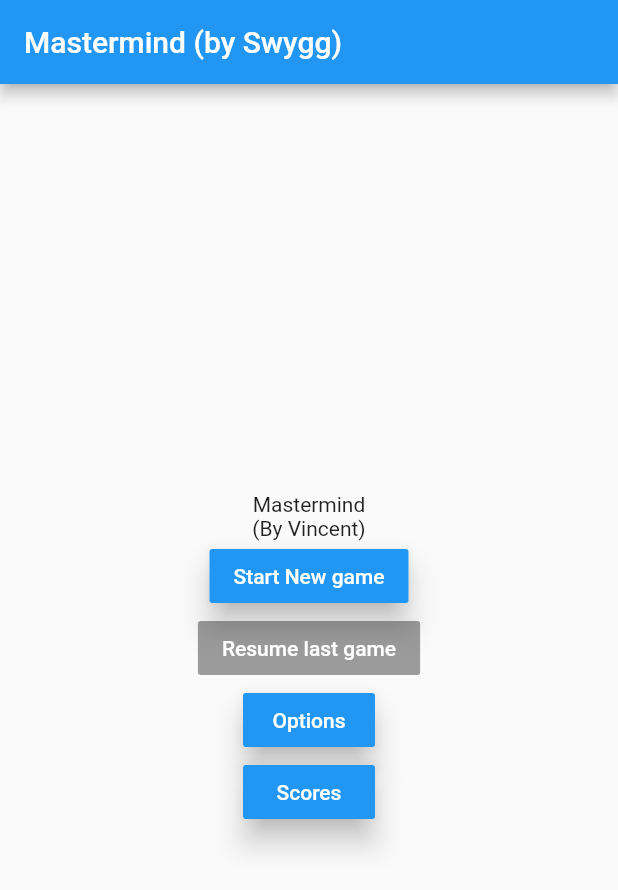
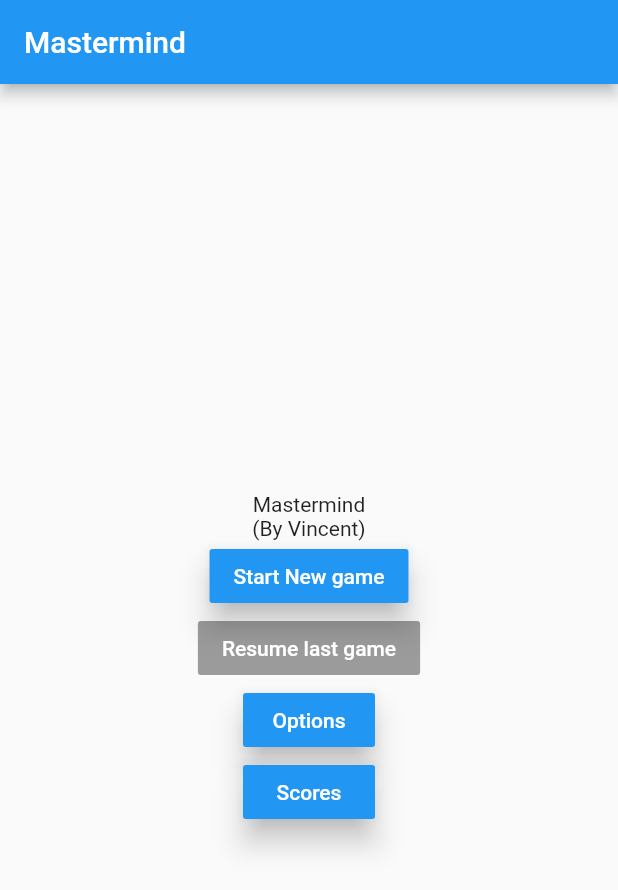
Before and after one commit to Swygg/Mastermind, a Flutter app: the screen it shows after launch, on a phone screen of 412 x 824 dp. Shown: the top 890 px of the screen. Run offline on Flutter 3.47's test engine with Material 2 defaults, Android fonts, the phone set to English and light mode, and no system bars; our stand-ins replace shared_preferences.

Commit message:
Changed title

```diff
--- a/lib/main.dart
+++ b/lib/main.dart
@@ -13,12 +13,12 @@ class MyApp extends StatelessWidget {
   @override
   Widget build(BuildContext context) {
     return MaterialApp(
-      title: 'Mastermind (by Swygg)',
+      title: 'Mastermind',
       theme: ThemeData(
         primarySwatch: Colors.blue,
         visualDensity: VisualDensity.adaptivePlatformDensity,
       ),
-      home: MenuPage(title: 'Mastermind (by Swygg)'),
+      home: MenuPage(title: 'Mastermind'),
       routes: <String, WidgetBuilder>{
         IHMNames.ihm_GamePage_Name: (BuildContext context) => GamePage(title: 'Let''s play !'),
         IHMNames.ihm_OptionsPage_Name: (BuildContext context) => OptionsPage(title: 'Options'),
```
